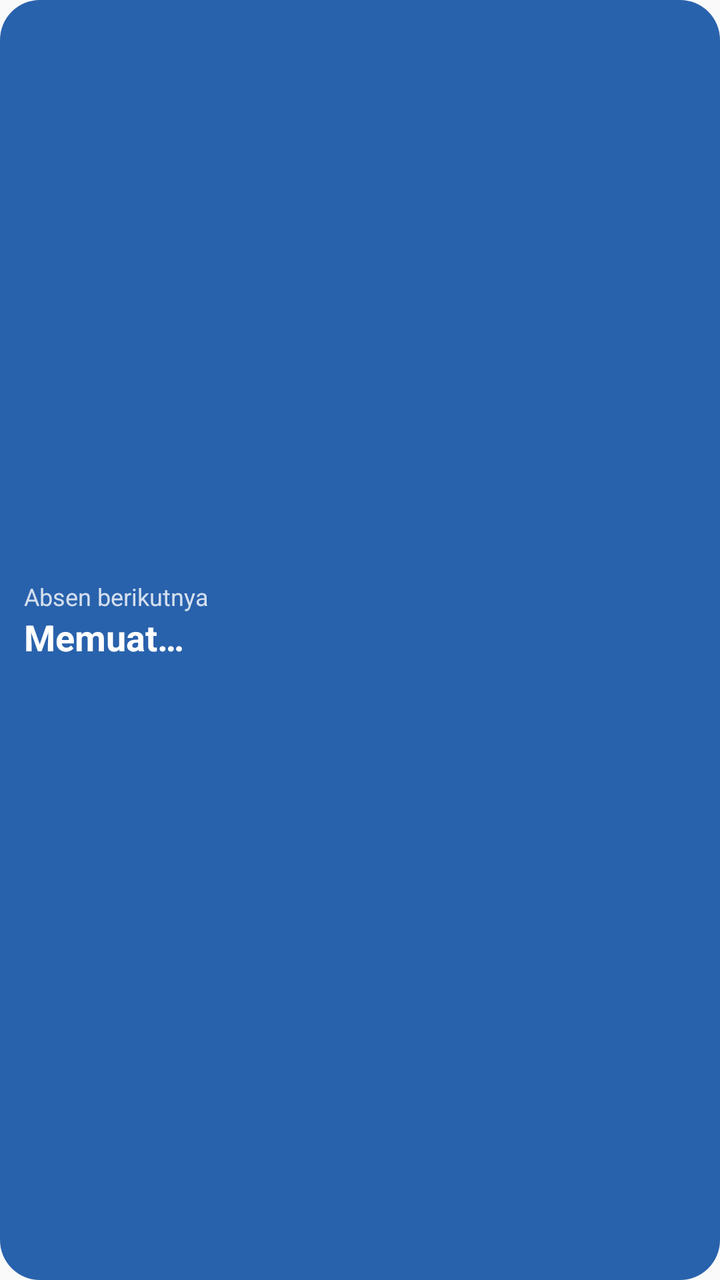
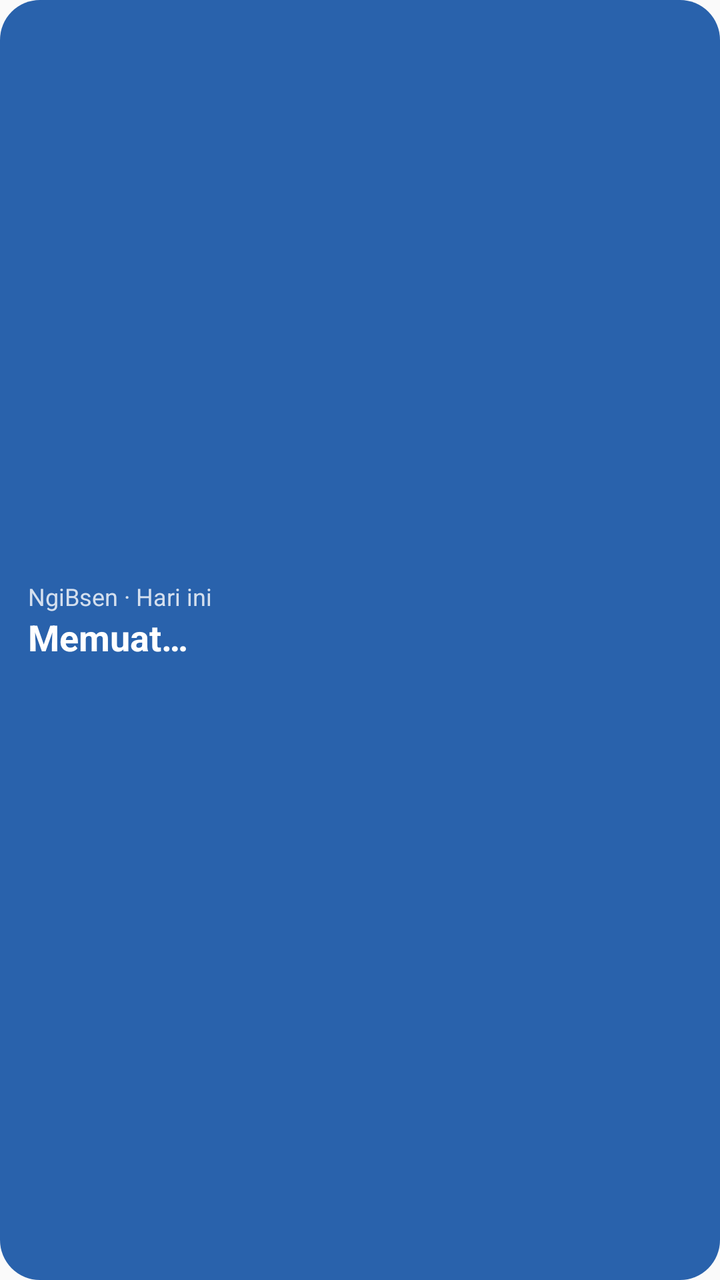

An Android layout rendered at two revisions. The XML below is the earlier revision; the diff shows what the commit changed to produce the second picture.
<!-- AndroidManifest.xml: application theme Theme.PengingatAbsen -->
<!-- res/layout/widget_next.xml -->
<?xml version="1.0" encoding="utf-8"?>
<LinearLayout xmlns:android="http://schemas.android.com/apk/res/android"
    android:id="@+id/widget_root"
    android:layout_width="match_parent"
    android:layout_height="match_parent"
    android:background="@drawable/widget_background"
    android:gravity="center_vertical"
    android:orientation="vertical"
    android:padding="12dp">

    <TextView
        android:layout_width="wrap_content"
        android:layout_height="wrap_content"
        android:alpha="0.8"
        android:text="@string/widget_label"
        android:textColor="@color/widget_text"
        android:textSize="12sp" />

    <TextView
        android:id="@+id/widget_title"
        android:layout_width="match_parent"
        android:layout_height="wrap_content"
        android:ellipsize="end"
        android:maxLines="1"
        android:text="@string/widget_loading"
        android:textColor="@color/widget_text"
        android:textSize="18sp"
        android:textStyle="bold" />

    <TextView
        android:id="@+id/widget_detail"
        android:layout_width="match_parent"
        android:layout_height="wrap_content"
        android:ellipsize="end"
        android:maxLines="1"
        android:textColor="@color/widget_text"
        android:textSize="14sp" />
</LinearLayout>
<!-- resources referenced by this layout -->
<resources>
  <color name="widget_text">#FFFFFFFF</color>
  <!-- drawable widget_background (drawable) -->
  <?xml version="1.0" encoding="utf-8"?>
  <shape xmlns:android="http://schemas.android.com/apk/res/android" android:shape="rectangle">
      <solid android:color="@color/widget_bg" />
      <corners android:radius="20dp" />
  </shape>
  <string name="widget_label">Absen berikutnya</string>
  <string name="widget_loading">Memuat…</string>
  <style name="Theme.PengingatAbsen" parent="android:Theme.Material.Light.NoActionBar" />
  <color name="widget_bg">#F21E5AA8</color>
</resources>

<!-- the commit's change to res/layout/widget_next.xml (unified diff, before → after) -->
@@ -6,12 +6,18 @@
     android:background="@drawable/widget_background"
     android:gravity="center_vertical"
     android:orientation="vertical"
-    android:padding="12dp">
+    android:paddingStart="14dp"
+    android:paddingTop="10dp"
+    android:paddingEnd="14dp"
+    android:paddingBottom="10dp">
 
     <TextView
-        android:layout_width="wrap_content"
+        android:id="@+id/widget_label"
+        android:layout_width="match_parent"
         android:layout_height="wrap_content"
         android:alpha="0.8"
+        android:ellipsize="end"
+        android:maxLines="1"
         android:text="@string/widget_label"
         android:textColor="@color/widget_text"
         android:textSize="12sp" />
@@ -32,7 +38,33 @@
         android:layout_width="match_parent"
         android:layout_height="wrap_content"
         android:ellipsize="end"
-        android:maxLines="1"
+        android:maxLines="2"
         android:textColor="@color/widget_text"
         android:textSize="14sp" />
+
+    <LinearLayout
+        android:id="@+id/widget_countdown_row"
+        android:layout_width="match_parent"
+        android:layout_height="wrap_content"
+        android:orientation="horizontal"
+        android:visibility="gone">
+
+        <TextView
+            android:layout_width="wrap_content"
+            android:layout_height="wrap_content"
+            android:alpha="0.8"
+            android:text="@string/widget_countdown_prefix"
+            android:textColor="@color/widget_text"
+            android:textSize="13sp" />
+
+        <Chronometer
+            android:id="@+id/widget_countdown"
+            android:layout_width="wrap_content"
+            android:layout_height="wrap_content"
+            android:layout_marginStart="4dp"
+            android:countDown="true"
+            android:textColor="@color/widget_text"
+            android:textSize="13sp"
+            android:textStyle="bold" />
+    </LinearLayout>
 </LinearLayout>
<!-- resource entries referenced after the edit -->
@@ -7,7 +7,8 @@
       <solid android:color="@color/widget_bg" />
       <corners android:radius="20dp" />
   </shape>
-  <string name="widget_label">Absen berikutnya</string>
+  <string name="widget_countdown_prefix">dibuka dalam</string>
+  <string name="widget_label">NgiBsen · Hari ini</string>
   <string name="widget_loading">Memuat…</string>
   <style name="Theme.PengingatAbsen" parent="android:Theme.Material.Light.NoActionBar" />
   <color name="widget_bg">#F21E5AA8</color>
